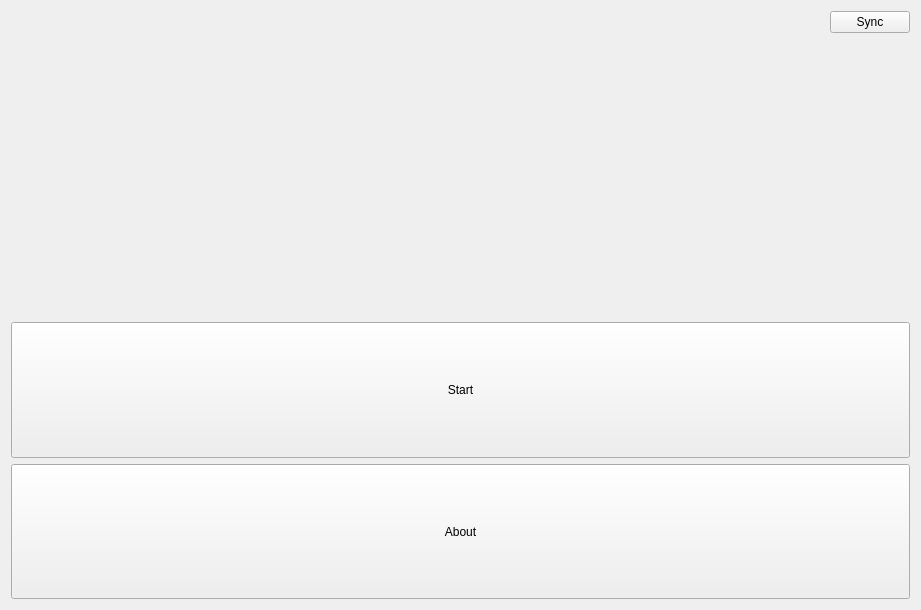
The window that views/homeview.ui (Vermont-EPSCoR/Macroinvertebrates) describes before a commit, drawn with Qt 5.
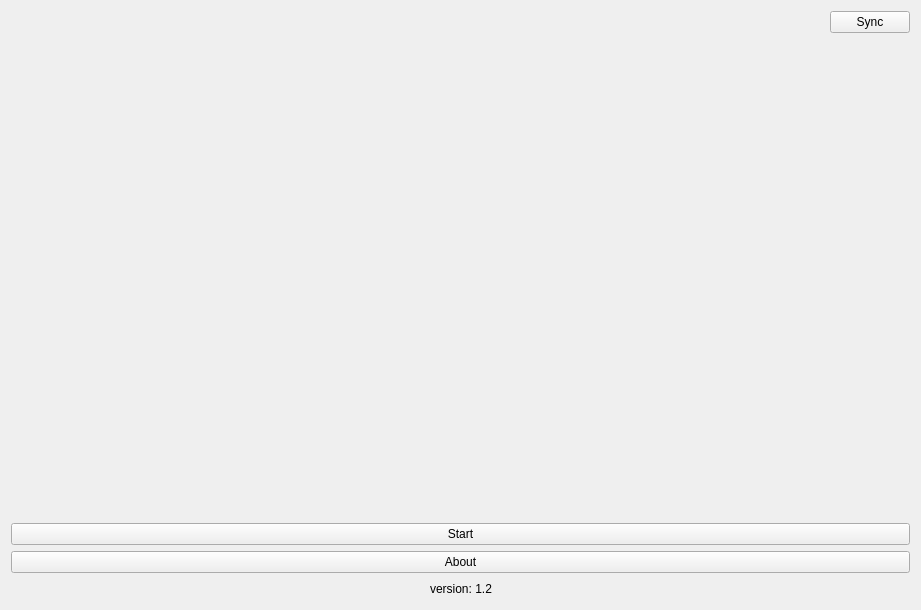
The same window after the commit.

```diff
--- a/views/homeview.ui
+++ b/views/homeview.ui
@@ -41,7 +41,7 @@
    <item>
     <widget class="QLabel" name="label">
      <property name="sizePolicy">
-      <sizepolicy hsizetype="Preferred" vsizetype="Preferred">
+      <sizepolicy hsizetype="Expanding" vsizetype="Expanding">
        <horstretch>0</horstretch>
        <verstretch>0</verstretch>
       </sizepolicy>
@@ -96,6 +96,43 @@
      </item>
     </layout>
    </item>
+   <item>
+    <layout class="QHBoxLayout" name="horizontalLayout_2">
+     <item>
+      <spacer name="horizontalSpacer_2">
+       <property name="orientation">
+        <enum>Qt::Horizontal</enum>
+       </property>
+       <property name="sizeHint" stdset="0">
+        <size>
+         <width>40</width>
+         <height>20</height>
+        </size>
+       </property>
+      </spacer>
+     </item>
+     <item>
+      <widget class="QLabel" name="versionLabel">
+       <property name="text">
+        <string>version: 1.2</string>
+       </property>
+      </widget>
+     </item>
+     <item>
+      <spacer name="horizontalSpacer_3">
+       <property name="orientation">
+        <enum>Qt::Horizontal</enum>
+       </property>
+       <property name="sizeHint" stdset="0">
+        <size>
+         <width>40</width>
+         <height>20</height>
+        </size>
+       </property>
+      </spacer>
+     </item>
+    </layout>
+   </item>
   </layout>
  </widget>
  <resources/>
```
